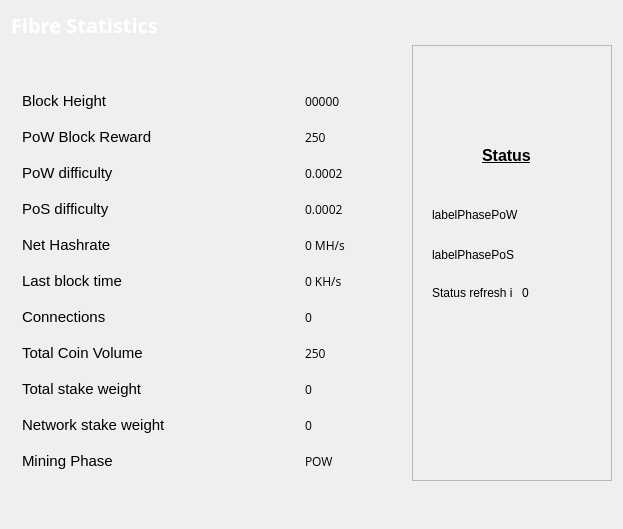
mammix2/fibre-core, file src/qt/forms/statisticspage.ui: the form before one commit.
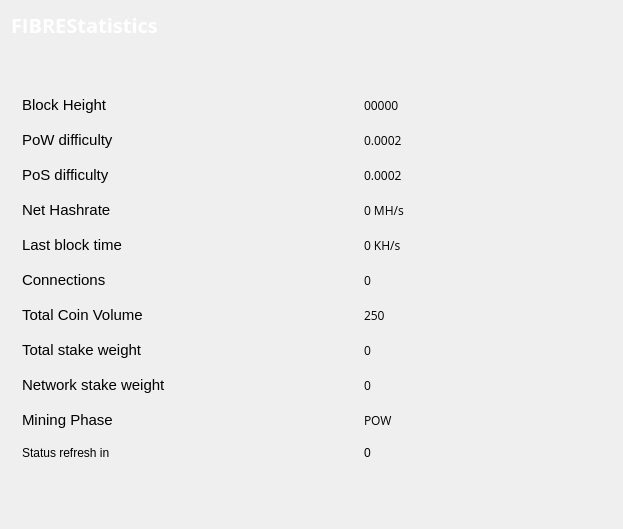
The form after the commit. Icons and pictures are not drawn.

Commit message: Statistics cleanup again

What changed in the file:
```diff
--- a/src/qt/forms/statisticspage.ui
+++ b/src/qt/forms/statisticspage.ui
@@ -16,256 +16,11 @@
   <property name="windowTitle">
    <string>Digging</string>
   </property>
-  <property name="styleSheet">
-   <string notr="true">QProgressBar {
-        background-color: #333333;
-        border-radius: 6px;
-        text-align: center;
-        color: white;
-}
-
-QProgressBar::chunk {
-        background: QLinearGradient(x1: 0, y1: 0, x2: 1, y2: 0, stop: 0 #e86941, stop: 1 #e8694f);
-        border-radius: 6px; margin: 0px;
-}
-
-QScrollArea {
-        border-radius: 6px;
-        border-width: 0;
-        border-style: none;
-        padding: 8px;
-        background-color: #111;
-        color: white;
-}
-
-QFormLayout {
-        border-radius: 6px;
-        border-width: 0;
-        border-style: none;
-        padding: 8px;
-        background-color: #111;
-        color: white;
-}
-
-QSpinBox {
-        border-radius: 4px;
-        border-width: 0;
-        border-style: none;
-        padding: 8px;
-        background-color: #111;
-        color: white;
-}
-
-QCheckBox {
-        border-radius: 4px;
-        border-width: 0;
-        border-style: none;
-        padding: 8px;
-        background-color: #111;
-        color: white;
-}
-QVBoxLayout {
-        border-radius: 6px;
-        border-width: 0;
-        border-style: none;
-        padding: 8px;
-        background-color: #111;
-        color: white;
-}
-
-QDialog, QMainWindow, QFrame {
-	color: white;
-        background-color: #111;
-	border: none;
-        border-radius: 6px;
-}
-
-
-QMenu {
-	background-color: #333333; color: white;
-}
-
-QLabel {
-	background-color: transparent;
-}
-
-QCheckBox {
-    color: white;
-}
-
-QFrame#central { background-color: #333333; border: none }
-QFrame#frame, QFrame#frame_2, QFrame#frame_3 {
-	background-color: #111;
-	border-style: plain;
-	border-width: 2px;
-	border-radius: 6px;
-	border-color: #111;
-	min-width: 10em;
-	padding: 6px;
-}
-QLabel[openExternalLinks=true], QHeaderView { color: #aaaaaa }
-QLabel[openExternalLinks=false] { color: white; font-weight: normal }
-QPushButton, QToolButton {
-	border: 4px solid #111;
-	border-radius: 12px;
-	background-color: #111;
-	color: white;
-	padding: 6px;
-	margin: 6px;
-}
-QPushButton:pressed, QToolButton:checked {
-	color: #e86941;
-}
-QPushButton:pressed, QToolButton:pressed {
-	border-color: #e86941;
-	color: #aaaaaa;
-}
-QPushButton:disabled, QToolButton:disabled {
-	color: #444;
-	background-color: #222;
-}
-
-
-#scrollAreaWidgetContents QToolButton {
-	border-radius: 8px;
-	border-width: 0px;
-}
-
-/* the background-color is overridden to transparent for mac os x 
-   due to the entire toolbar area not being drawable in a regular
-   QMainWindow
-*/
-QToolBar { background: #333333; border: 0px solid black; padding: 3px; }
-
-QToolBar::handle { image: url(handle.png); }
-QStatusBar { background: #333333; }
-QMenuBar { background: #333333; }
-QMenuBar::item { background: #333333; color: white; }
-
-#scrollAreaWidgetContents { background: #222 }
-#scrollAreaWidgetContents &gt; QFrame { background-color: #222; border-width: 0px; border-style: none; }
-
-QLineEdit {
-	border-radius: 6px;
-	border-width: 2px;
-	border-color: #222;
-	padding: 8px;
-	background-color: #111;
-	color: white;
-}
-
-QComboBox {
-	border-radius: 6px;
-	border-width: 0;
-	border-style: none;
-	padding: 8px;
-	background-color: #111;
-	color: white;
-}
-
-QComboBox::drop-down {
-	border-width: 0;
-	border-style: none;
-	background-color: #111;
-	color: white;
-}
-
-QTableView {
-	background: #111;
-	color: white;
-	border-style: none;
-	selection-background-color: #aaaaaa;
-    alternate-background-color: #222;
-	selection-color: #111;
-	border: 0px solid black;
-}
-
-QHeaderView { color: #aaaaaa; background-color: #111; background-image: none; }
-QHeaderView::section { color: #aaaaaa; background-color: #222; }
-QHeaderView::section:checked { background-color: #111; }
-
-QTabWidget {
-	background: #111;
-}
-
- QTabWidget::pane {
-     border-top: 2px solid #111;
-     border: 4px solid #111;
-     border-bottom-left-radius: 8px;
-     border-bottom-right-radius: 8px;
-     border-top-right-radius: 8px;
-	background: #111;
- }
-
- QTabWidget::tab-bar {
-     left: 5px; /* move to the right by 5px */
- }
-
- /* Style the tab using the tab sub-control. Note that
-     it reads QTabBar _not_ QTabWidget */
- QTabBar::tab {
-     background: #111;
-     border: 4px solid #222;
-     border-bottom-color: #111; /* same as the pane color */
-     border-top-left-radius: 4px;
-     border-top-right-radius: 4px;
-     min-width: 8ex;
-     padding: 4px;
-     color: #888;
- }
-
- QTabBar::tab:selected, QTabBar::tab:hover {
-     color: #aaaaaa
- }
-
- QTabBar::tab:selected {
-     border-color: #111; /* same as pane color */
-     border-top-color: #aaaaaa;
- }
-
- QTabBar::tab:!selected {
-     margin-top: 2px; /* make non-selected tabs look smaller */
- }
-
- /* make use of negative margins for overlapping tabs */
- QTabBar::tab:selected {
-     /* expand/overlap to the left and right by 4px */
-     margin-left: -4px;
-     margin-right: -4px;
- }
-
- QTabBar::tab:first:selected {
-     margin-left: 0; /* the first selected tab has nothing to overlap with on the left */
- }
-
- QTabBar::tab:last:selected {
-     margin-right: 0; /* the last selected tab has nothing to overlap with on the right */
- }
-
- QTabBar::tab:only-one {
-     margin: 0; /* if there is only one tab, we don't want overlapping margins */
- }
-
-
-</string>
-  </property>
   <layout class="QGridLayout" name="gridLayout">
    <property name="sizeConstraint">
     <enum>QLayout::SetMaximumSize</enum>
    </property>
-   <item row="0" column="0">
-    <widget class="QLabel" name="label_5">
-     <property name="font">
-      <font>
-       <family>Open Sans,sans-serif</family>
-      </font>
-     </property>
-     <property name="text">
-      <string>&lt;html&gt;&lt;head/&gt;&lt;body&gt;&lt;p&gt;&lt;span style=&quot; font-size:20px; font-weight:600; color:#ffffff;&quot;&gt;Fibre Statistics&lt;/span&gt;&lt;/p&gt;&lt;/body&gt;&lt;/html&gt;</string>
-     </property>
-    </widget>
-   </item>
-   <item row="2" column="0">
+   <item row="3" column="0">
     <spacer name="verticalSpacer">
      <property name="orientation">
       <enum>Qt::Vertical</enum>
@@ -278,91 +33,16 @@
      </property>
     </spacer>
    </item>
-   <item row="1" column="1">
-    <widget class="QFrame" name="frame">
-     <property name="minimumSize">
-      <size>
-       <width>146</width>
-       <height>0</height>
-      </size>
+   <item row="0" column="0">
+    <widget class="QLabel" name="label_5">
+     <property name="font">
+      <font>
+       <family>Open Sans,sans-serif</family>
+      </font>
      </property>
-     <property name="maximumSize">
-      <size>
-       <width>200</width>
-       <height>16777215</height>
-      </size>
+     <property name="text">
+      <string>&lt;html&gt;&lt;head/&gt;&lt;body&gt;&lt;p&gt;&lt;span style=&quot; font-size:20px; font-weight:600; color:#ffffff;&quot;&gt;FIBREStatistics&lt;/span&gt;&lt;/p&gt;&lt;/body&gt;&lt;/html&gt;</string>
      </property>
-     <property name="frameShape">
-      <enum>QFrame::StyledPanel</enum>
-     </property>
-     <property name="frameShadow">
-      <enum>QFrame::Raised</enum>
-     </property>
-     <widget class="QLabel" name="label">
-      <property name="geometry">
-       <rect>
-        <x>70</x>
-        <y>70</y>
-        <width>71</width>
-        <height>81</height>
-       </rect>
-      </property>
-      <property name="text">
-       <string>&lt;html&gt;&lt;head/&gt;&lt;body&gt;&lt;p&gt;&lt;span style=&quot; font-size:12pt; font-weight:600; text-decoration: underline;&quot;&gt;Status&lt;/span&gt;&lt;/p&gt;&lt;/body&gt;&lt;/html&gt;</string>
-      </property>
-     </widget>
-     <widget class="QLabel" name="labelPhasePoW">
-      <property name="geometry">
-       <rect>
-        <x>20</x>
-        <y>160</y>
-        <width>181</width>
-        <height>20</height>
-       </rect>
-      </property>
-      <property name="text">
-       <string>labelPhasePoW</string>
-      </property>
-     </widget>
-     <widget class="QLabel" name="labelPhasePoS">
-      <property name="geometry">
-       <rect>
-        <x>20</x>
-        <y>200</y>
-        <width>181</width>
-        <height>20</height>
-       </rect>
-      </property>
-      <property name="text">
-       <string>labelPhasePoS</string>
-      </property>
-     </widget>
-     <widget class="QLabel" name="labelCountDown">
-      <property name="geometry">
-       <rect>
-        <x>110</x>
-        <y>240</y>
-        <width>21</width>
-        <height>16</height>
-       </rect>
-      </property>
-      <property name="text">
-       <string>0</string>
-      </property>
-     </widget>
-     <widget class="QLabel" name="label_2">
-      <property name="geometry">
-       <rect>
-        <x>20</x>
-        <y>240</y>
-        <width>81</width>
-        <height>16</height>
-       </rect>
-      </property>
-      <property name="text">
-       <string>Status refresh in</string>
-      </property>
-     </widget>
     </widget>
    </item>
    <item row="1" column="0">
@@ -382,11 +62,17 @@
         <property name="fieldGrowthPolicy">
          <enum>QFormLayout::FieldsStayAtSizeHint</enum>
         </property>
+        <property name="labelAlignment">
+         <set>Qt::AlignLeading|Qt::AlignLeft|Qt::AlignVCenter</set>
+        </property>
+        <property name="formAlignment">
+         <set>Qt::AlignLeading|Qt::AlignLeft|Qt::AlignTop</set>
+        </property>
         <property name="horizontalSpacing">
-         <number>139</number>
+         <number>198</number>
         </property>
         <property name="verticalSpacing">
-         <number>18</number>
+         <number>17</number>
         </property>
         <property name="rightMargin">
          <number>0</number>
@@ -396,6 +82,9 @@
           <property name="text">
            <string>&lt;html&gt;&lt;head/&gt;&lt;body&gt;&lt;p&gt;&lt;span style=&quot; font-size:11pt;&quot;&gt;Block Height&lt;/span&gt;&lt;/p&gt;&lt;/body&gt;&lt;/html&gt;</string>
           </property>
+          <property name="alignment">
+           <set>Qt::AlignLeading|Qt::AlignLeft|Qt::AlignVCenter</set>
+          </property>
          </widget>
         </item>
         <item row="1" column="1">
@@ -412,33 +101,13 @@
          </widget>
         </item>
         <item row="2" column="0">
-         <widget class="QLabel" name="label_12">
-          <property name="text">
-           <string>&lt;html&gt;&lt;head/&gt;&lt;body&gt;&lt;p&gt;&lt;span style=&quot; font-size:11pt;&quot;&gt;PoW Block Reward&lt;/span&gt;&lt;/p&gt;&lt;/body&gt;&lt;/html&gt;</string>
-          </property>
-         </widget>
-        </item>
-        <item row="2" column="1">
-         <widget class="QLabel" name="rewardBox">
-          <property name="font">
-           <font>
-            <family>Open Sans,sans-serif</family>
-            <pointsize>9</pointsize>
-           </font>
-          </property>
-          <property name="text">
-           <string>250</string>
-          </property>
-         </widget>
-        </item>
-        <item row="3" column="0">
          <widget class="QLabel" name="label_13">
           <property name="text">
            <string>&lt;html&gt;&lt;head/&gt;&lt;body&gt;&lt;p&gt;&lt;span style=&quot; font-size:11pt;&quot;&gt;PoW difficulty&lt;/span&gt;&lt;/p&gt;&lt;/body&gt;&lt;/html&gt;</string>
           </property>
          </widget>
         </item>
-        <item row="3" column="1">
+        <item row="2" column="1">
          <widget class="QLabel" name="diffBox">
           <property name="font">
            <font>
@@ -451,14 +120,14 @@
           </property>
          </widget>
         </item>
-        <item row="4" column="0">
+        <item row="3" column="0">
          <widget class="QLabel" name="label_9">
           <property name="text">
            <string>&lt;html&gt;&lt;head/&gt;&lt;body&gt;&lt;p&gt;&lt;span style=&quot; font-size:11pt;&quot;&gt;PoS difficulty&lt;/span&gt;&lt;/p&gt;&lt;/body&gt;&lt;/html&gt;</string>
           </property>
          </widget>
         </item>
-        <item row="4" column="1">
+        <item row="3" column="1">
          <widget class="QLabel" name="diffBox2">
           <property name="font">
            <font>
@@ -471,7 +140,14 @@
           </property>
          </widget>
         </item>
-        <item row="5" column="1">
+        <item row="4" column="0">
+         <widget class="QLabel" name="label_16">
+          <property name="text">
+           <string>&lt;html&gt;&lt;head/&gt;&lt;body&gt;&lt;p&gt;&lt;span style=&quot; font-size:11pt;&quot;&gt;Net Hashrate&lt;/span&gt;&lt;/p&gt;&lt;/body&gt;&lt;/html&gt;</string>
+          </property>
+         </widget>
+        </item>
+        <item row="4" column="1">
          <widget class="QLabel" name="pawrateBox">
           <property name="font">
            <font>
@@ -484,7 +160,7 @@
           </property>
          </widget>
         </item>
-        <item row="6" column="0">
+        <item row="5" column="0">
          <widget class="QLabel" name="label3_2">
           <property name="sizePolicy">
            <sizepolicy hsizetype="Preferred" vsizetype="Maximum">
@@ -497,7 +173,7 @@
           </property>
          </widget>
         </item>
-        <item row="6" column="1">
+        <item row="5" column="1">
          <widget class="QLabel" name="localBox">
           <property name="font">
            <font>
@@ -510,14 +186,14 @@
           </property>
          </widget>
         </item>
-        <item row="7" column="0">
+        <item row="6" column="0">
          <widget class="QLabel" name="label1_2">
           <property name="text">
            <string>&lt;html&gt;&lt;head/&gt;&lt;body&gt;&lt;p&gt;&lt;span style=&quot; font-size:11pt;&quot;&gt;Connections&lt;/span&gt;&lt;/p&gt;&lt;/body&gt;&lt;/html&gt;</string>
           </property>
          </widget>
         </item>
-        <item row="7" column="1">
+        <item row="6" column="1">
          <widget class="QLabel" name="connectionBox">
           <property name="font">
            <font>
@@ -530,14 +206,14 @@
           </property>
          </widget>
         </item>
-        <item row="8" column="0">
+        <item row="7" column="0">
          <widget class="QLabel" name="label_8">
           <property name="text">
            <string>&lt;html&gt;&lt;head/&gt;&lt;body&gt;&lt;p&gt;&lt;span style=&quot; font-size:11pt;&quot;&gt;Total Coin Volume&lt;/span&gt;&lt;/p&gt;&lt;/body&gt;&lt;/html&gt;</string>
           </property>
          </widget>
         </item>
-        <item row="8" column="1">
+        <item row="7" column="1">
          <widget class="QLabel" name="volumeBox">
           <property name="font">
            <font>
@@ -550,14 +226,14 @@
           </property>
          </widget>
         </item>
-        <item row="9" column="0">
+        <item row="8" column="0">
          <widget class="QLabel" name="label_10">
           <property name="text">
            <string>&lt;html&gt;&lt;head/&gt;&lt;body&gt;&lt;p&gt;&lt;span style=&quot; font-size:11pt;&quot;&gt;Total stake weight&lt;/span&gt;&lt;/p&gt;&lt;/body&gt;&lt;/html&gt;</string>
           </property>
          </widget>
         </item>
-        <item row="9" column="1">
+        <item row="8" column="1">
          <widget class="QLabel" name="minBox">
           <property name="font">
            <font>
@@ -570,14 +246,14 @@
           </property>
          </widget>
         </item>
-        <item row="10" column="0">
+        <item row="9" column="0">
          <widget class="QLabel" name="label_11">
           <property name="text">
            <string>&lt;html&gt;&lt;head/&gt;&lt;body&gt;&lt;p&gt;&lt;span style=&quot; font-size:11pt;&quot;&gt;Network stake weight&lt;/span&gt;&lt;/p&gt;&lt;/body&gt;&lt;/html&gt;</string>
           </property>
          </widget>
         </item>
-        <item row="10" column="1">
+        <item row="9" column="1">
          <widget class="QLabel" name="maxBox">
           <property name="font">
            <font>
@@ -590,14 +266,14 @@
           </property>
          </widget>
         </item>
-        <item row="11" column="0">
+        <item row="10" column="0">
          <widget class="QLabel" name="label_15">
           <property name="text">
            <string>&lt;html&gt;&lt;head/&gt;&lt;body&gt;&lt;p&gt;&lt;span style=&quot; font-size:11pt;&quot;&gt;Mining Phase&lt;/span&gt;&lt;/p&gt;&lt;/body&gt;&lt;/html&gt;</string>
           </property>
          </widget>
         </item>
-        <item row="11" column="1">
+        <item row="10" column="1">
          <widget class="QLabel" name="cBox">
           <property name="font">
            <font>
@@ -610,10 +286,17 @@
           </property>
          </widget>
         </item>
-        <item row="5" column="0">
-         <widget class="QLabel" name="label_16">
+        <item row="11" column="0">
+         <widget class="QLabel" name="label_2">
           <property name="text">
-           <string>&lt;html&gt;&lt;head/&gt;&lt;body&gt;&lt;p&gt;&lt;span style=&quot; font-size:11pt;&quot;&gt;Net Hashrate&lt;/span&gt;&lt;/p&gt;&lt;/body&gt;&lt;/html&gt;</string>
+           <string>Status refresh in</string>
+          </property>
+         </widget>
+        </item>
+        <item row="11" column="1">
+         <widget class="QLabel" name="labelCountDown">
+          <property name="text">
+           <string>0</string>
           </property>
          </widget>
         </item>
```
Left out of the diff: 26 changed lines with no effect on the pictures. The commit also changes 1 other file.
